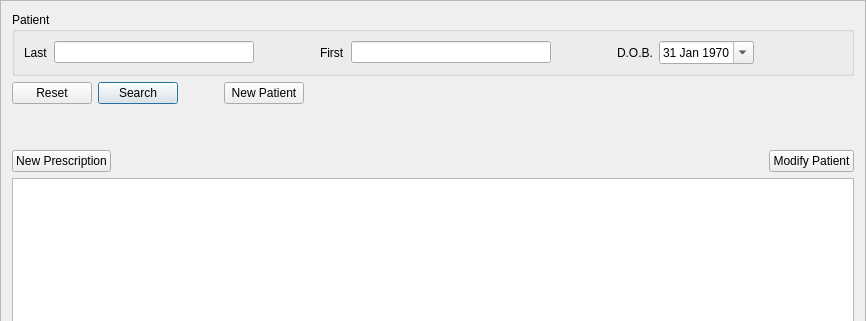
This is mtrack/patientsearch.ui in kyledevans/Medicine-Track as Qt 5 draws it before an edit; both pictures show x 0 to 866 and y 0 to 321 of the 866 by 535 pixel window. The edited form follows.
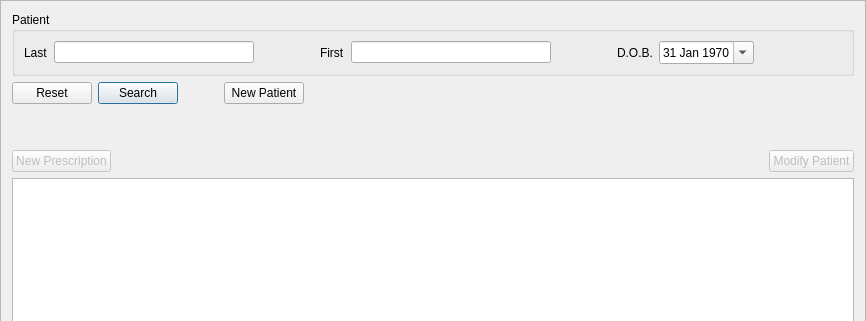
This is the edited form.

Commit message: About to get prescriptions resultTable interactive. 	modified:   mtrack/patientsearch.cpp 	modified:   mtrack/patientsearch.h 	modified:   mtrack/patientsearch.ui 	modified:   mtrack/prescriptionsframe.h

```diff
--- a/mtrack/patientsearch.ui
+++ b/mtrack/patientsearch.ui
@@ -215,6 +215,9 @@
     <layout class="QHBoxLayout" name="buttonLayout2">
      <item>
       <widget class="QPushButton" name="prescribeButton">
+       <property name="enabled">
+        <bool>false</bool>
+       </property>
        <property name="text">
         <string>New Prescription</string>
        </property>
@@ -235,6 +238,9 @@
      </item>
      <item>
       <widget class="QPushButton" name="modifyButton">
+       <property name="enabled">
+        <bool>false</bool>
+       </property>
        <property name="text">
         <string>Modify Patient</string>
        </property>
```
The commit also changes 3 other files.
